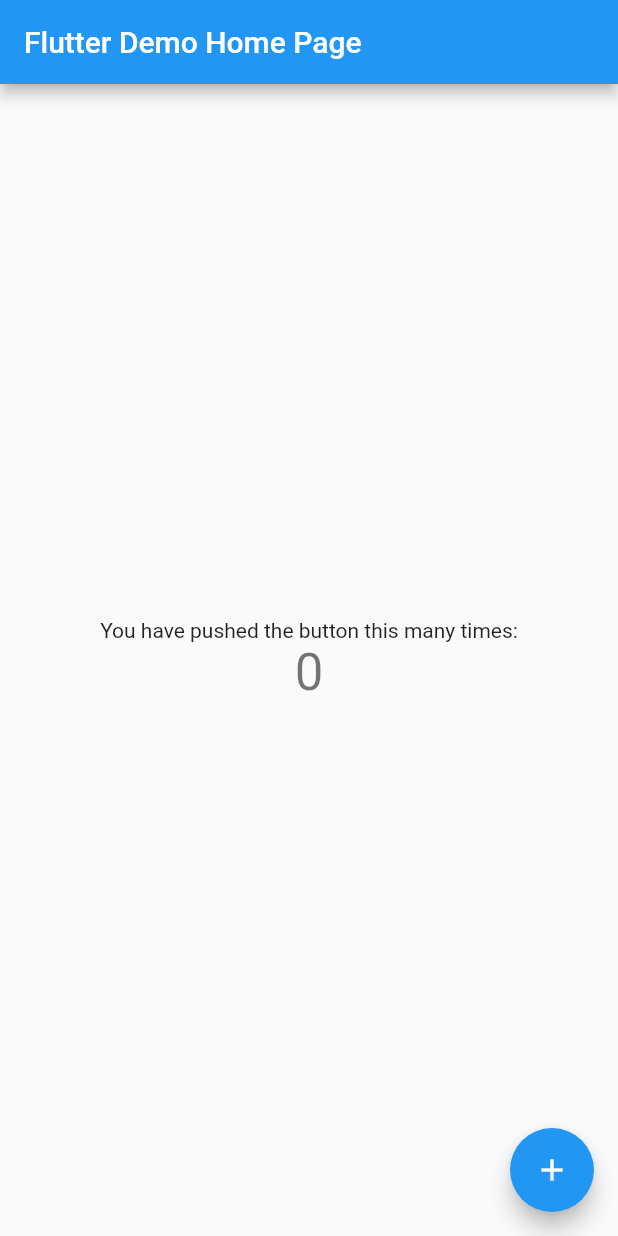
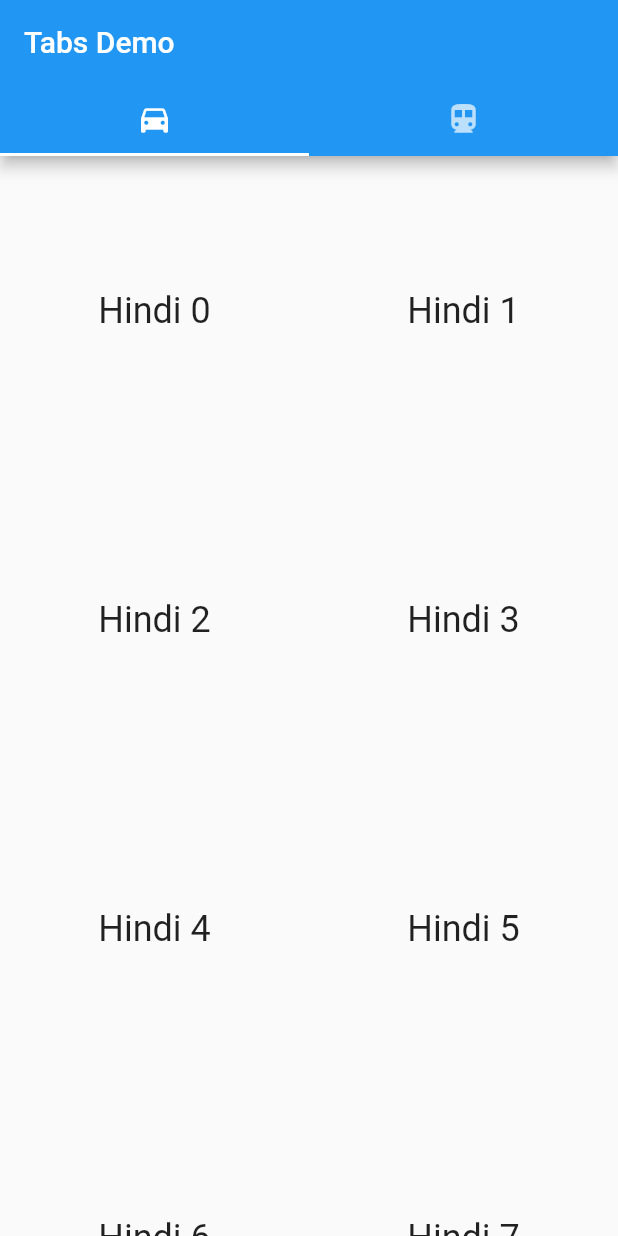
Before and after one commit to abhijeetweb93/flutter_grid, a Flutter app: the screen it shows after launch, on a phone screen of 412 x 824 dp. Run offline on Flutter 3.47's test engine with Material 2 defaults, Android fonts, the phone set to English and light mode, and no system bars.

Commit message:
Created Tab and Grids

```diff
--- a/lib/main.dart
+++ b/lib/main.dart
@@ -1,109 +1,84 @@
 import 'package:flutter/material.dart';
 
-void main() => runApp(new MyApp());
+void main() => runApp(new MaterialApp(
+  home: new TabBarDemo(),
+));
 
-class MyApp extends StatelessWidget {
-  // This widget is the root of your application.
+
+class TabBarDemo extends StatelessWidget {
   @override
   Widget build(BuildContext context) {
-    return new MaterialApp(
-      title: 'Flutter Demo',
-      theme: new ThemeData(
-        // This is the theme of your application.
-        //
-        // Try running your application with "flutter run". You'll see the
-        // application has a blue toolbar. Then, without quitting the app, try
-        // changing the primarySwatch below to Colors.green and then invoke
-        // "hot reload" (press "r" in the console where you ran "flutter run",
-        // or press Run > Flutter Hot Reload in IntelliJ). Notice that the
-        // counter didn't reset back to zero; the application is not restarted.
-        primarySwatch: Colors.blue,
+    return  new DefaultTabController(
+        length: 2,
+        child: new Scaffold(
+          appBar: new AppBar(
+            bottom: new TabBar(
+              tabs: [
+                new Tab(icon: new Icon(Icons.directions_car)),
+                new Tab(icon: new Icon(Icons.directions_transit)),
+              ],
+            ),
+            title: new Text('Tabs Demo'),
+          ),
+          body: new TabBarView(
+            children: [
+              new MyAppGridHindi(),
+              new MyAppGridEnglish(),
+            ],
+          ),
       ),
-      home: new MyHomePage(title: 'Flutter Demo Home Page'),
     );
   }
 }
 
-class MyHomePage extends StatefulWidget {
-  MyHomePage({Key key, this.title}) : super(key: key);
-
-  // This widget is the home page of your application. It is stateful, meaning
-  // that it has a State object (defined below) that contains fields that affect
-  // how it looks.
-
-  // This class is the configuration for the state. It holds the values (in this
-  // case the title) provided by the parent (in this case the App widget) and
-  // used by the build method of the State. Fields in a Widget subclass are
-  // always marked "final".
-
-  final String title;
-
-  @override
-  _MyHomePageState createState() => new _MyHomePageState();
-}
-
-class _MyHomePageState extends State<MyHomePage> {
-  int _counter = 0;
-
-  void _incrementCounter() {
-    setState(() {
-      // This call to setState tells the Flutter framework that something has
-      // changed in this State, which causes it to rerun the build method below
-      // so that the display can reflect the updated values. If we changed
-      // _counter without calling setState(), then the build method would not be
-      // called again, and so nothing would appear to happen.
-      _counter++;
-    });
-  }
-
+class MyAppGridHindi extends StatelessWidget {
   @override
   Widget build(BuildContext context) {
-    // This method is rerun every time setState is called, for instance as done
-    // by the _incrementCounter method above.
-    //
-    // The Flutter framework has been optimized to make rerunning build methods
-    // fast, so that you can just rebuild anything that needs updating rather
-    // than having to individually change instances of widgets.
-    return new Scaffold(
-      appBar: new AppBar(
-        // Here we take the value from the MyHomePage object that was created by
-        // the App.build method, and use it to set our appbar title.
-        title: new Text(widget.title),
-      ),
-      body: new Center(
-        // Center is a layout widget. It takes a single child and positions it
-        // in the middle of the parent.
-        child: new Column(
-          // Column is also layout widget. It takes a list of children and
-          // arranges them vertically. By default, it sizes itself to fit its
-          // children horizontally, and tries to be as tall as its parent.
-          //
-          // Invoke "debug paint" (press "p" in the console where you ran
-          // "flutter run", or select "Toggle Debug Paint" from the Flutter tool
-          // window in IntelliJ) to see the wireframe for each widget.
-          //
-          // Column has various properties to control how it sizes itself and
-          // how it positions its children. Here we use mainAxisAlignment to
-          // center the children vertically; the main axis here is the vertical
-          // axis because Columns are vertical (the cross axis would be
-          // horizontal).
-          mainAxisAlignment: MainAxisAlignment.center,
-          children: <Widget>[
-            new Text(
-              'You have pushed the button this many times:',
-            ),
-            new Text(
-              '$_counter',
-              style: Theme.of(context).textTheme.display1,
-            ),
-          ],
+    return new MaterialApp(
+      title: 'Grid List',
+      home: new Scaffold(
+        body: new GridView.count(
+          // Create a grid with 2 columns. If you change the scrollDirection to
+          // horizontal, this would produce 2 rows.
+          crossAxisCount: 2,
+          // Generate 100 Widgets that display their index in the List
+          children: new List.generate(100, (index) {
+            return new Center(
+              child: new Text(
+                'Hindi $index',
+                style: Theme.of(context).textTheme.headline,
+              ),
+            );
+          }),
         ),
       ),
-      floatingActionButton: new FloatingActionButton(
-        onPressed: _incrementCounter,
-        tooltip: 'Increment',
-        child: new Icon(Icons.add),
-      ), // This trailing comma makes auto-formatting nicer for build methods.
     );
   }
 }
+
+class MyAppGridEnglish extends StatelessWidget {
+  @override
+  Widget build(BuildContext context) {
+    final title = 'Grid List';
+
+    return new MaterialApp(
+      title: title,
+      home: new Container(
+        child: new GridView.count(
+          // Create a grid with 2 columns. If you change the scrollDirection to
+          // horizontal, this would produce 2 rows.
+          crossAxisCount: 2,
+          // Generate 100 Widgets that display their index in the List
+          children: new List.generate(100, (index) {
+            return new Center(
+              child: new Text(
+                'English $index',
+                style: Theme.of(context).textTheme.headline,
+              ),
+            );
+          }),
+        ),
+      ),
+    );
+  }
+}
```
Also changed, not shown: 1 other file.
